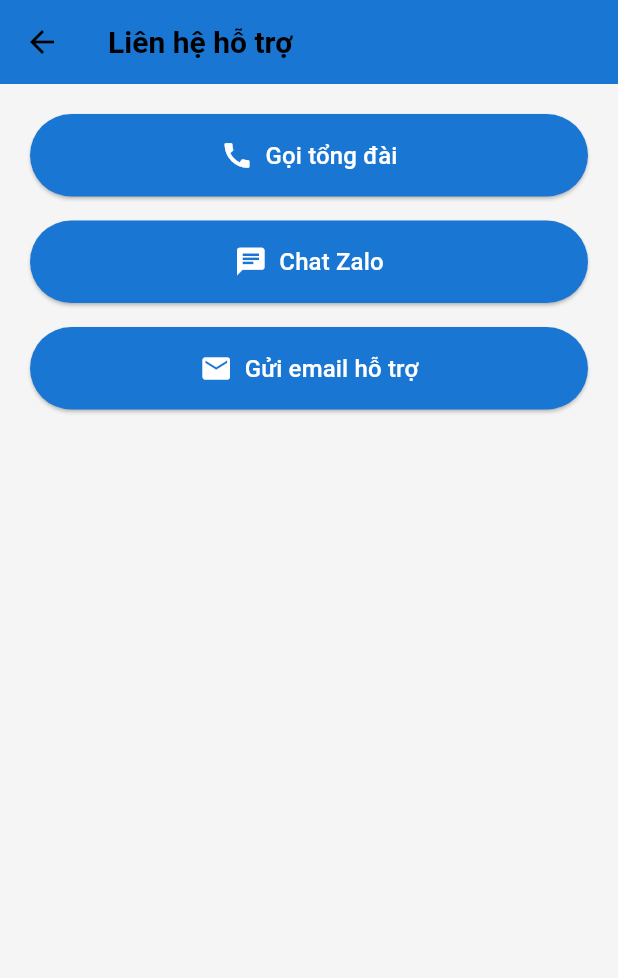
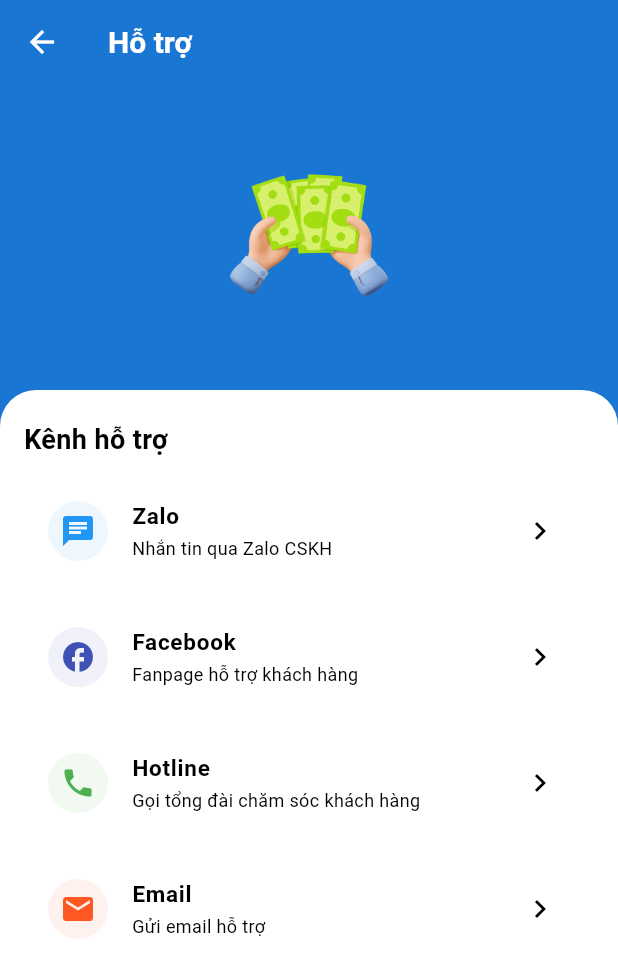
Before and after one commit to trieu772005s1/HeThongThongTin, a Flutter app: the SupportPage screen opened directly, on a phone screen of 412 x 824 dp. Shown: the top 978 px of the screen. Run offline on Flutter 3.47's test engine with Material 3 defaults, Android fonts, the light colour scheme and no system bars; our stand-ins replace cloud_firestore, firebase_auth, firebase_core, firebase_storage, image_picker, open_file; missing offline and left inert: excel; accounts and stored records are empty.

Commit message:
Cập nhật giao diện thêm cái email

```diff
--- a/lib/pages/support/support_page.dart
+++ b/lib/pages/support/support_page.dart
@@ -4,69 +4,173 @@
 class SupportPage extends StatelessWidget {
   const SupportPage({super.key});
 
-  Future<void> _callHotline() async {
-    final Uri url = Uri(scheme: 'tel', path: '0962392122'); // Hotline FE Credit
-    await launchUrl(url);
+  @override
+  Widget build(BuildContext context) {
+    Future<void> openZalo() async {
+  final url = Uri.parse("https://zalo.me/0962392122"); // ID OA hoặc link chat Zalo
+  if (!await launchUrl(url, mode: LaunchMode.externalApplication)) {
+    throw Exception("Không mở được Zalo");
+  }
+}
+Future<void> openFacebook() async {
+  const fbPageId = "100008663516592";  // ID Fanpage thật (VD: 100083829281726)
+  final fbUrlApp = Uri.parse("fb://profile/$fbPageId");
+
+  // Thử mở app trước
+  if (await canLaunchUrl(fbUrlApp)) {
+    await launchUrl(fbUrlApp, mode: LaunchMode.externalApplication);
+    return;
   }
 
-  Future<void> _openZalo() async {
-    final Uri url = Uri.parse(
-      'https://zalo.me/0962392122',
-    ); // thay số zalo hỗ trợ của bạn
-    await launchUrl(url, mode: LaunchMode.externalApplication);
+
+
+}
+Future<void> callHotline() async {
+  final uri = Uri(scheme: 'tel', path: '19001009');
+  if (!await launchUrl(uri)) {
+    throw Exception('Không gọi được số điện thoại');
   }
+}
+Future<void> sendEmail() async {
+  final uri = Uri(
+    scheme: 'mailto',
+    path: 'support@myapp.com',
+    query: 'subject=Hỗ trợ khách hàng&body=Tôi cần hỗ trợ...',
+  );
 
-  Future<void> _sendMail() async {
-    final Uri url = Uri(
-      scheme: 'mailto',
-      path: 'hotro@fecredit.com.vn',
-      query: 'subject=Hỗ trợ khách hàng',
-    );
-    await launchUrl(url);
+  if (!await launchUrl(uri)) {
+    throw Exception('Không mở được ứng dụng Email');
   }
+}
 
-  @override
-  Widget build(BuildContext context) {
     return Scaffold(
+      backgroundColor: const Color(0xFF1976D2), // BLUE BACKGROUND
       appBar: AppBar(
-        title: const Text("Liên hệ hỗ trợ"),
         backgroundColor: const Color(0xFF1976D2),
+        elevation: 0,
+        iconTheme: const IconThemeData(
+      color: Colors.white,  // 👉 arrow trắng
+       ),
+        title: const Text(
+          'Hỗ trợ',
+          style: TextStyle(fontWeight: FontWeight.bold,color: Colors.white,),
+        ),
       ),
-      body: Padding(
-        padding: const EdgeInsets.all(20),
-        child: Column(
-          children: [
-            _supportButton("Gọi tổng đài", Icons.call, _callHotline),
-            _supportButton("Chat Zalo", Icons.chat, _openZalo),
-            _supportButton("Gửi email hỗ trợ", Icons.email, _sendMail),
-          ],
-        ),
+      body: Column(
+        children: [
+          const SizedBox(height: 12),
+
+          // Ảnh cầm tiền
+          SizedBox(
+            height: 180,
+            child: Center(
+              child: Image.asset(
+                'assets/images/loan_step_page_background.png',
+                fit: BoxFit.contain,
+              ),
+            ),
+          ),
+
+          const SizedBox(height: 12),
+
+          // Khối trắng bo góc
+          Expanded(
+            child: Container(
+              width: double.infinity,
+              decoration: const BoxDecoration(
+                color: Colors.white,
+                borderRadius: BorderRadius.only(
+                  topLeft: Radius.circular(24),
+                  topRight: Radius.circular(24),
+                ),
+              ),
+              child: ListView(
+                padding:
+                    const EdgeInsets.symmetric(horizontal: 16, vertical: 20),
+                children: [
+                  const Text(
+                    'Kênh hỗ trợ',
+                    style: TextStyle(
+                      fontSize: 18,
+                      fontWeight: FontWeight.w600,
+                    ),
+                  ),
+                  const SizedBox(height: 12),
+
+                  _buildSupportItem(
+                    icon: Icons.chat,
+                    iconColor: Colors.blue,
+                    title: 'Zalo',
+                    subtitle: 'Nhắn tin qua Zalo CSKH',
+                   onTap: () => openZalo(),
+
+                  ),
+
+                  _buildSupportItem(
+                    icon: Icons.facebook,
+                    iconColor: Colors.indigo,
+                    title: 'Facebook',
+                    subtitle: 'Fanpage hỗ trợ khách hàng',
+                    onTap: () => openFacebook(),
+
+                  ),
+
+                  _buildSupportItem(
+                    icon: Icons.phone,
+                    iconColor: Colors.green,
+                    title: 'Hotline',
+                    subtitle: 'Gọi tổng đài chăm sóc khách hàng',
+                    onTap: () => callHotline(),
+                  ),
+
+                  _buildSupportItem(
+                    icon: Icons.email,
+                    iconColor: Colors.deepOrange,
+                    title: 'Email',
+                    subtitle: 'Gửi email hỗ trợ',
+                    onTap: () => sendEmail(),
+                  ),
+                ],
+              ),
+            ),
+          ),
+        ],
       ),
     );
   }
 
-  Widget _supportButton(String text, IconData icon, VoidCallback onTap) {
-    return Container(
-      margin: const EdgeInsets.only(bottom: 16),
-      width: double.infinity,
-      child: ElevatedButton.icon(
-        icon: Icon(
-          icon,
-          size: 22,
-          color: Colors.white, // THÊM DÒNG NÀY
+  Widget _buildSupportItem({
+    required IconData icon,
+    required Color iconColor,
+    required String title,
+    required String subtitle,
+    required VoidCallback onTap,
+  }) {
+    return Card(
+      elevation: 0,
+      margin: const EdgeInsets.only(bottom: 12),
+      shape: RoundedRectangleBorder(
+        borderRadius: BorderRadius.circular(14),
+      ),
+      child: ListTile(
+        onTap: onTap,
+        leading: CircleAvatar(
+          radius: 20,
+          backgroundColor: iconColor.withOpacity(0.08),
+          child: Icon(icon, color: iconColor),
         ),
-        label: Text(
-          text,
+        title: Text(
+          title,
           style: const TextStyle(
-            fontSize: 16,
-            color: Colors.white, // THÊM DÒNG NÀY
+            fontWeight: FontWeight.w600,
+            fontSize: 15,
           ),
         ),
-        style: ElevatedButton.styleFrom(
-          padding: const EdgeInsets.symmetric(vertical: 16),
-          backgroundColor: const Color(0xFF1976D2),
+        subtitle: Text(
+          subtitle,
+          style: const TextStyle(fontSize: 12),
         ),
-        onPressed: onTap,
+        trailing: const Icon(Icons.chevron_right),
       ),
     );
   }
```
